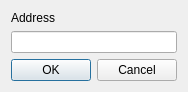
First picture: the form in Ui_GeoCoding.ui, repository elpaso/qgis-geocoding, before the edit.
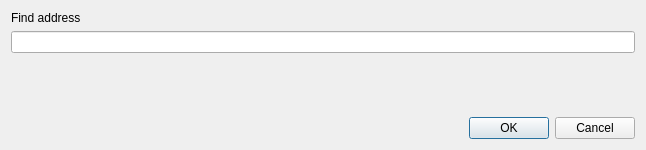
Second picture: the form after the edit.

Commit message: Better handling of zoomScale + minor tweaks to the GUI

The edit to the form file:
```diff
--- a/Ui_GeoCoding.ui
+++ b/Ui_GeoCoding.ui
@@ -6,8 +6,8 @@
    <rect>
     <x>0</x>
     <y>0</y>
-    <width>100</width>
-    <height>30</height>
+    <width>646</width>
+    <height>150</height>
    </rect>
   </property>
   <property name="windowTitle">
@@ -19,7 +19,7 @@
      <item>
       <widget class="QLabel" name="addressLabel">
        <property name="text">
-        <string>Address</string>
+        <string>Find address</string>
        </property>
       </widget>
      </item>
```
The commit also changes 3 other files.
